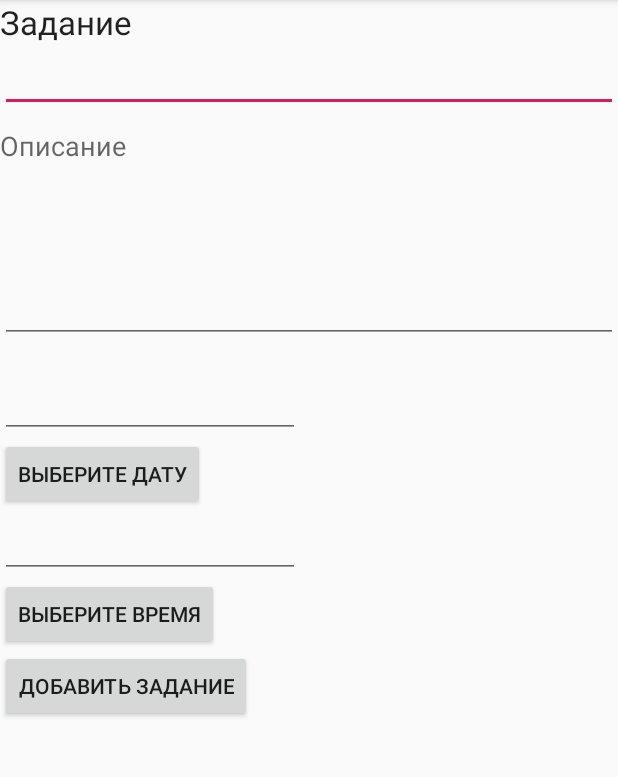
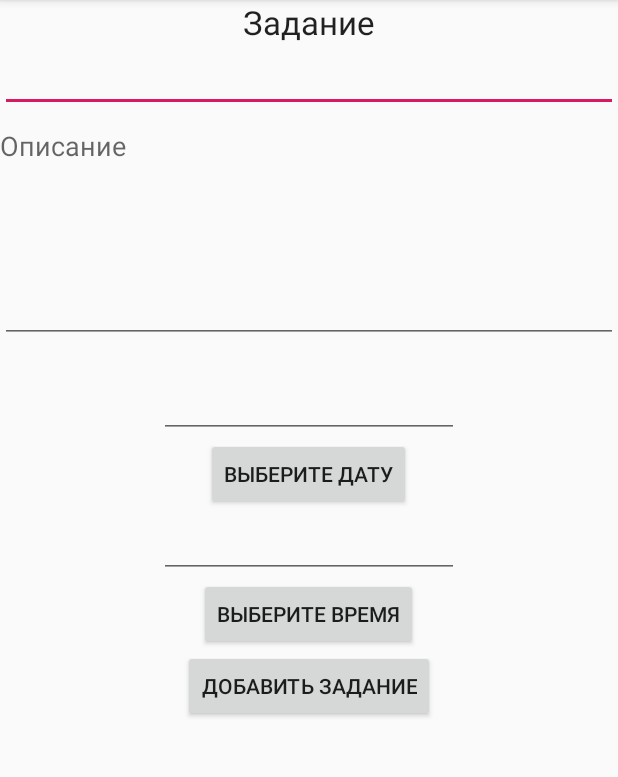
Before and after one commit to VladimirRozov/ToDoList2, an Android app: the screen it shows after launch (NewTask), after a tap on an icon or button, on a phone screen of 412 x 824 dp, the part 84-861 px from its top. Run offline under Robolectric (Android 15) with nearby library versions, the phone set to English and light mode, and no system bars; 1 statement that could not run was skipped.

Commit message:
пока еще не сломала

```diff
--- a/app/build.gradle
+++ b/app/build.gradle
@@ -31,4 +31,5 @@ dependencies {
     testImplementation 'junit:junit:4.12'
     androidTestImplementation 'com.android.support.test:runner:1.0.2'
     androidTestImplementation 'com.android.support.test.espresso:espresso-core:3.0.2'
+    implementation 'com.android.support:recyclerview-v7:28.0.0'
 }
--- a/app/src/main/java/com/practice/todolist/DBHelper.kt
+++ b/app/src/main/java/com/practice/todolist/DBHelper.kt
@@ -5,6 +5,9 @@ import android.content.Context
 import android.database.sqlite.SQLiteDatabase
 import android.database.sqlite.SQLiteOpenHelper
 
+/**
+ * Запросы к БД
+ */
 class DBHelper(context: Context) : SQLiteOpenHelper(context, DATABASE_NAME, null, DATABASE_VERSION) {
 
     override fun onCreate(db: SQLiteDatabase) {
@@ -22,7 +25,12 @@ class DBHelper(context: Context) : SQLiteOpenHelper(context, DATABASE_NAME, null
         private val DATABASE_NAME = "tasks"
         private val DATABASE_VERSION = 1
         private val DATABASE_CREATE =
-            "CREATE TABLE task_data (_id integer primary key autoincrement,task text not null,description text not null, date text not null, time text not null);"
+            "CREATE TABLE task_data (" +
+                    "_id integer primary key autoincrement," +
+                    "task text not null," +
+                    "description text not null, " +
+                    "date text not null, " +
+                    "time text not null);"
     }
 
 }
--- a/app/src/main/java/com/practice/todolist/MainActivity.kt
+++ b/app/src/main/java/com/practice/todolist/MainActivity.kt
@@ -5,44 +5,63 @@ import android.os.Bundle
 import android.support.design.widget.FloatingActionButton
 import android.support.design.widget.Snackbar
 import android.support.v7.app.AppCompatActivity;
-import android.view.Menu
-import android.view.MenuItem
-import android.view.View
+import android.support.v7.widget.LinearLayoutManager
+import android.support.v7.widget.RecyclerView
+import android.view.*
 
 import kotlinx.android.synthetic.main.activity_main.*
 
 class MainActivity : AppCompatActivity() {
+    companion object {
+        private val ADD_TASK_REQUEST = 0
+    }
+
+    lateinit var mDbAdapter: DBAdapter
+
+    private var adapter: ItemAdapter? = null
+    private var recyclerView: RecyclerView? = null
 
     override fun onCreate(savedInstanceState: Bundle?) {
         super.onCreate(savedInstanceState)
+
         setContentView(R.layout.activity_main)
-        setSupportActionBar(toolbar)
 
-        val fab = findViewById<View>(R.id.fab) as FloatingActionButton
+        mDbAdapter = DBAdapter(this)  //DB connection
+        mDbAdapter.open()
+
+        val fab = findViewById<View>(R.id.fab) as FloatingActionButton  //добавляет новую задачу
         fab.setOnClickListener {
-                _ ->
             val intent = Intent(this, NewTask::class.java)
             startActivityForResult(intent, ADD_TASK_REQUEST)
         }
+
+        //следующий код до конца класса отвечает за вывод списка задач
+        recyclerView = findViewById(R.id.to_do_list_container)
+        recyclerView?.layoutManager = LinearLayoutManager(this)
+
+        updateUI()
     }
 
-    override fun onCreateOptionsMenu(menu: Menu): Boolean {
-        // Inflate the menu; this adds items to the action bar if it is present.
-        menuInflater.inflate(R.menu.menu_main, menu)
-        return true
+    private fun updateUI(){
+        adapter = ItemAdapter(toDoList.data)
+        recyclerView!!.adapter = adapter
     }
 
-    override fun onOptionsItemSelected(item: MenuItem): Boolean {
-        // Handle action bar item clicks here. The action bar will
-        // automatically handle clicks on the Home/Up button, so long
-        // as you specify a parent activity in AndroidManifest.xml.
-        return when (item.itemId) {
-            R.id.action_settings -> true
-            else -> super.onOptionsItemSelected(item)
+    private inner class ItemHolder(inflater: LayoutInflater, parent: ViewGroup)
+        : RecyclerView.ViewHolder(inflater.inflate(R.layout.to_do_row, parent, false)) {
+    }
+
+    private inner class ItemAdapter(val items: List<ToDoItem>): RecyclerView.Adapter<ItemHolder>() {
+        override fun getItemCount(): Int {
+            return items.size
+        }
+
+        override fun onBindViewHolder(p0: ItemHolder, p1: Int) {
+
+        }
+
+        override fun onCreateViewHolder(parent: ViewGroup, p1: Int): ItemHolder {
+            return ItemHolder(LayoutInflater.from(this@MainActivity), parent)
         }
     }
-    companion object {
-        private val ADD_TASK_REQUEST = 0
-        val DESCRIPTION_TEXT = "description"
-    }
 }
--- a/app/src/main/java/com/practice/todolist/NewTask.kt
+++ b/app/src/main/java/com/practice/todolist/NewTask.kt
@@ -10,34 +10,43 @@ import android.widget.Button
 import android.widget.EditText
 import java.util.*
 
+/**
+ * обработчик формы по созданию задания и сохранение в БД
+ */
 
 internal class NewTask : AppCompatActivity(), View.OnClickListener {
-    internal lateinit var mDbAdapter: DBAdapter
+    private lateinit var mDbAdapter: DBAdapter
+
     lateinit var btnDatePicker: Button
     lateinit var btnTimePicker: Button
     lateinit var txtDate: EditText
     lateinit var txtTime: EditText
+    private lateinit var mTask: EditText
+    private lateinit var mDesc: EditText
+    private lateinit var mAdd: Button
+
     private var mYear: Int = 0
     private var mMonth: Int = 0
     private var mDay: Int = 0
     private var mHour: Int = 0
     private var mMinute: Int = 0
-    internal lateinit var mTask: EditText
-    internal lateinit var mDesc: EditText
-    internal lateinit var mAdd: Button
-    internal var mRowId: Long? = null
+    private var mRowId: Long? = null
+
     override fun onCreate(savedInstanceState: Bundle?) {
         super.onCreate(savedInstanceState)
         setContentView(R.layout.new_task)
-        mTask = findViewById<EditText>(R.id.txtTask)
-        mDesc = findViewById<EditText>(R.id.txtDesc)
-        btnDatePicker = findViewById<Button>(R.id.btn_date)
-        btnTimePicker = findViewById<Button>(R.id.btn_time)
-        txtDate = findViewById<EditText>(R.id.in_date)
-        txtTime = findViewById<EditText>(R.id.in_time)
-        mAdd = findViewById<Button>(R.id.btnAdd)
+        mTask = findViewById(R.id.txtTask)
+        mDesc = findViewById(R.id.txtDesc)
+        btnDatePicker = findViewById(R.id.btn_date)
+        btnTimePicker = findViewById(R.id.btn_time)
+        txtDate = findViewById(R.id.in_date)
+        txtTime = findViewById(R.id.in_time)
+        mAdd = findViewById(R.id.btnAdd)
         btnDatePicker.setOnClickListener(this)
         btnTimePicker.setOnClickListener(this)
+
+        mDbAdapter = DBAdapter(this)  //DB connection
+        mDbAdapter.open()
 
         mRowId = if (savedInstanceState == null)
             null
@@ -67,7 +76,7 @@ internal class NewTask : AppCompatActivity(), View.OnClickListener {
 
 
             val datePickerDialog = DatePickerDialog(this,
-                DatePickerDialog.OnDateSetListener { view, year, monthOfYear, dayOfMonth -> txtDate.setText(
+                DatePickerDialog.OnDateSetListener { _, year, monthOfYear, dayOfMonth -> txtDate.setText(
                     dayOfMonth.toString() + "-" + (monthOfYear + 1) + "-" + year
                 )
                 }, mYear, mMonth, mDay
@@ -83,7 +92,7 @@ internal class NewTask : AppCompatActivity(), View.OnClickListener {
 
             // Launch Time Picker Dialog
             val timePickerDialog = TimePickerDialog(this,
-                TimePickerDialog.OnTimeSetListener { view, hourOfDay, minute -> txtTime.setText("$hourOfDay:$minute") }, mHour, mMinute, false
+                TimePickerDialog.OnTimeSetListener { _, hourOfDay, minute -> txtTime.setText("$hourOfDay:$minute") }, mHour, mMinute, false
             )
             timePickerDialog.show()
         }
@@ -92,7 +101,7 @@ internal class NewTask : AppCompatActivity(), View.OnClickListener {
     private fun populateFields() {
         if (mRowId != null) {
             val c = mDbAdapter.fetchTask(mRowId!!)
-            startManagingCursor(c)
+                startManagingCursor(c)
             mTask.setText(
                 c!!.getString(
                     c.getColumnIndexOrThrow(DBAdapter.KEY_TASK)
--- a/app/src/main/res/layout/new_task.xml
+++ b/app/src/main/res/layout/new_task.xml
@@ -2,6 +2,7 @@
 <LinearLayout xmlns:android="http://schemas.android.com/apk/res/android"
               android:layout_width="match_parent"
               android:layout_height="match_parent"
+              android:gravity="center_horizontal"
               android:orientation="vertical"
               android:tag="ww" >
 
@@ -14,12 +15,12 @@
 
     <EditText
             android:id="@+id/txtTask"
-            android:layout_width="fill_parent"
+            android:layout_width="match_parent"
             android:layout_height="wrap_content"
             android:layout_marginBottom="10dp" />
     <TextView
             android:id="@+id/textView3"
-            android:layout_width="fill_parent"
+            android:layout_width="match_parent"
             android:layout_height="20dp"
             android:layout_marginBottom="10dp"
             android:text="Описание"
--- a/build.gradle
+++ b/build.gradle
@@ -8,7 +8,7 @@ buildscript {
 
     }
     dependencies {
-        classpath 'com.android.tools.build:gradle:3.3.0'
+        classpath 'com.android.tools.build:gradle:3.3.1'
         classpath "org.jetbrains.kotlin:kotlin-gradle-plugin:$kotlin_version"
         // NOTE: Do not place your application dependencies here; they belong
         // in the individual module build.gradle files
```
Also changed, not shown: app/src/main/java/com/practice/todolist/DBAdapter.kt (+7 -4 lines), app/src/main/java/com/practice/todolist/ToDo.kt (+13 -27 lines), app/src/main/java/com/practice/todolist/ToDoList.kt (added, +24 -0 lines), app/src/main/res/layout/activity_main.xml (+4 -12 lines), app/src/main/res/layout/content_main.xml (deleted, +0 -21 lines), app/src/main/res/layout/row_items.xml (deleted, +0 -34 lines), app/src/main/res/layout/to_do_row.xml (added, +34 -0 lines).
